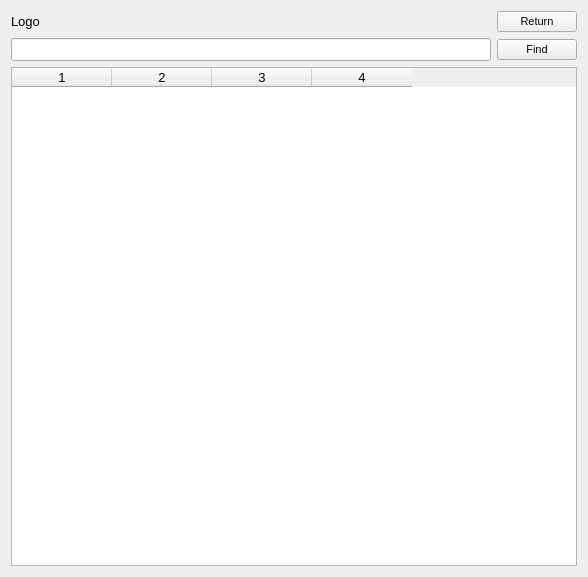
Before: the Qt Designer form AraSteamManager/formgames.ui in Arankir/AraSteamManager, drawn with Qt 5.
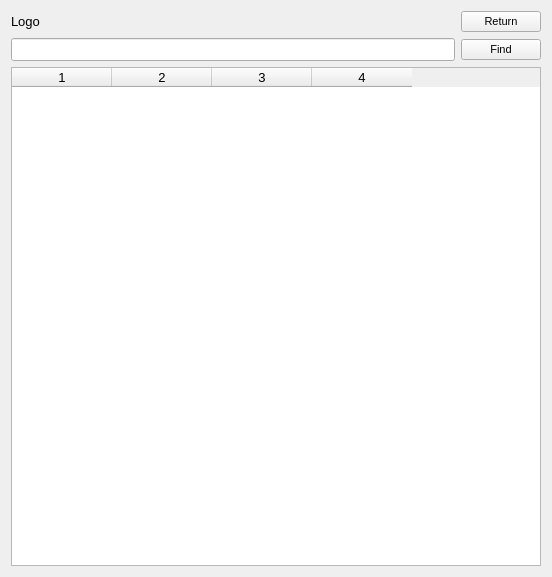
After: the same form once the commit is applied.

Patch:
```diff
--- a/AraSteamManager/formgames.ui
+++ b/AraSteamManager/formgames.ui
@@ -6,7 +6,7 @@
    <rect>
     <x>0</x>
     <y>0</y>
-    <width>588</width>
+    <width>552</width>
     <height>577</height>
    </rect>
   </property>
```
